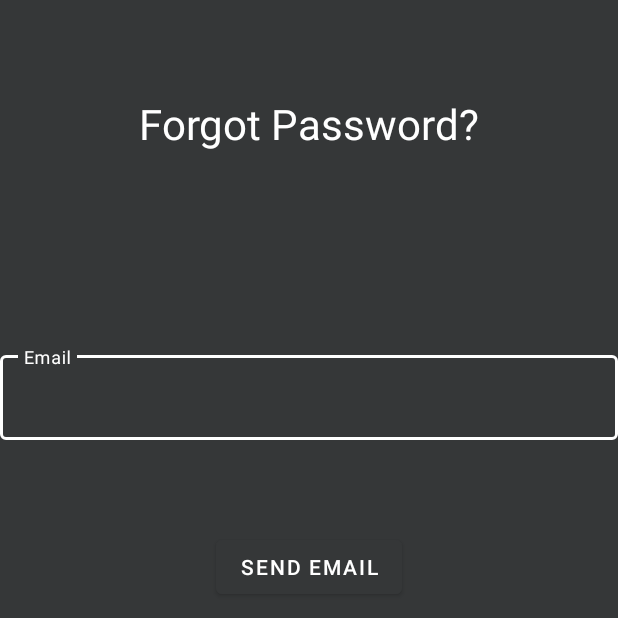
After one commit to BoBlaire/HomeSchoolApp, an Android app: the ForgotPassword screen opened directly, with no data from a screen before it, on a phone screen of 412 x 824 dp, the top half of it. The commit adds this screen. Run offline under Robolectric (Android 15) with nearby library versions, the phone set to English and light mode, and no system bars.

Commit message:
VTAW 4.2

```diff
--- a/app/src/main/AndroidManifest.xml
+++ b/app/src/main/AndroidManifest.xml
@@ -8,7 +8,7 @@
     <uses-permission android:name="android.permission.READ_EXTERNAL_STORAGE" />
     <uses-permission android:name="android.permission.BLUETOOTH" />
     <uses-permission android:name="android.permission.BLUETOOTH_ADMIN" />
-
+    <uses-permission android:name="android.permission.INTERNET" />
     <application
         android:allowBackup="true"
         android:icon="@mipmap/ic_launcher"
@@ -16,6 +16,9 @@
         android:roundIcon="@mipmap/ic_launcher_round"
         android:supportsRtl="true"
         android:theme="@style/Theme.GFGApp">
+        <activity
+            android:name=".ForgotPassword"
+            android:exported="false" />
         <activity
             android:name=".SignUp"
             android:exported="false" />
--- /dev/null
+++ b/app/src/main/java/com/example/gfgapp/ForgotPassword.java
@@ -0,0 +1,156 @@
+package com.example.gfgapp;
+
+import androidx.appcompat.app.AppCompatActivity;
+
+import android.annotation.SuppressLint;
+import android.content.Intent;
+import android.os.Bundle;
+import android.widget.Button;
+import android.widget.EditText;
+
+import android.content.Context;
+import android.os.Bundle;
+import android.os.Handler;
+import android.os.Looper;
+import android.util.Log;
+import android.view.View;
+import android.view.Window;
+import android.view.WindowManager;
+import android.widget.Button;
+import android.widget.EditText;
+import android.widget.Toast;
+
+import java.util.Random;
+
+public class ForgotPassword extends AppCompatActivity {
+    EditText email;
+    Button sendEmail;
+
+
+    EditText et_to, et_message, et_subject;
+    Button btn_send;
+    Context c;
+    String GMail = "1krackerapp@gmail.com"; //replace with you GMail
+    String GMailPass = "oskg pwzy huzb xycu"; // replace with you GMail Password
+
+    @SuppressLint("MissingInflatedId")
+    @Override
+    protected void onCreate(Bundle savedInstanceState) {
+        requestWindowFeature(Window.FEATURE_NO_TITLE); // for hiding title
+        getWindow().setFlags(WindowManager.LayoutParams.FLAG_FULLSCREEN, WindowManager.LayoutParams.FLAG_FULLSCREEN);
+        super.onCreate(savedInstanceState);
+        setContentView(R.layout.forgot_password);
+
+        email = findViewById(R.id.userEmail);
+        sendEmail = findViewById(R.id.sendEmail);
+
+        sendEmail.setOnClickListener(v -> {
+
+
+            String str_to = email.getText().toString();
+
+            if (!str_to.equals("")){
+
+
+                //Check if 'To:' field is a valid email
+                if (isValidEmail(str_to)){
+                    email.setError(null);
+
+
+                    new Handler(Looper.getMainLooper()).post(new Runnable() {
+                        @Override
+                        public void run() {
+
+                            Toast.makeText(c, "Sending... Please wait", Toast.LENGTH_LONG).show();
+                        }
+                    });
+                    sendEmail(str_to, "Password Reset", "This is your six digit code you will use to authenticate for use of resetting your password. \n\n Your code is: "+getRandomNumberString());
+                }else{
+                    new Handler(Looper.getMainLooper()).post(new Runnable() {
+                        @Override
+                        public void run() {
+
+                            email.setError("Not a valid email");
+                        }
+                    });
+                }
+
+
+            }else{
+                Toast.makeText(c, "There are empty fields.", Toast.LENGTH_LONG).show();
+            }
+
+
+        });
+
+
+
+
+
+
+
+        c = this;
+    }
+
+    public static String getRandomNumberString() {
+        // It will generate 6 digit random Number.
+        // from 0 to 999999
+        Random rnd = new Random();
+        int number = rnd.nextInt(999999);
+
+        // this will convert any number sequence into 6 character.
+        return String.format("%06d", number);
+    }
+
+
+    private void sendEmail(final String to, final String subject, final String message) {
+
+        new Thread(new Runnable() {
+
+            @Override
+            public void run() {
+                try {
+                    GMailSender sender = new GMailSender(GMail,
+                            GMailPass);
+                    sender.sendMail(subject,
+                            message,
+                            GMail,
+                            to);
+                    Log.w("sendEmail","Email successfully sent!");
+
+                    new Handler(Looper.getMainLooper()).post(new Runnable() {
+                        @Override
+                        public void run() {
+                            Toast.makeText(c, "Email successfully sent!", Toast.LENGTH_LONG).show();
+                        }
+                    });
+
+                } catch (final Exception e) {
+                    Log.e("sendEmail", e.getMessage(), e);
+
+                    new Handler(Looper.getMainLooper()).post(new Runnable() {
+                        @Override
+                        public void run() {
+                            Toast.makeText(c, "Email not sent. \n\n Error: " + e.getMessage().toString(), Toast.LENGTH_LONG).show();
+                        }
+                    });
+
+
+                }
+            }
+
+        }).start();
+    }
+
+
+    // Check if parameter 'emailAddress' is a valid email
+    public final static boolean isValidEmail(CharSequence emailAddress) {
+        if (emailAddress == null) {
+            return false;
+        } else {
+            return android.util.Patterns.EMAIL_ADDRESS.matcher(emailAddress).matches();
+        }
+    }
+
+
+}
--- /dev/null
+++ b/app/src/main/res/layout/forgot_password.xml
@@ -0,0 +1,61 @@
+<?xml version="1.0" encoding="utf-8"?>
+<androidx.constraintlayout.widget.ConstraintLayout xmlns:android="http://schemas.android.com/apk/res/android"
+    xmlns:app="http://schemas.android.com/apk/res-auto"
+    xmlns:tools="http://schemas.android.com/tools"
+    android:layout_width="match_parent"
+    android:layout_height="match_parent"
+    android:background="@color/background"
+    tools:context=".ForgotPassword">
+
+    <TextView
+        android:layout_width="wrap_content"
+        android:layout_height="wrap_content"
+        android:text="Forgot Password?"
+        android:textColor="@color/white"
+        android:textSize="28dp"
+        app:layout_constraintBottom_toBottomOf="parent"
+        app:layout_constraintEnd_toEndOf="parent"
+        app:layout_constraintStart_toStartOf="parent"
+        app:layout_constraintTop_toTopOf="parent"
+        app:layout_constraintVertical_bias="0.081" />
+
+    <com.google.android.material.textfield.TextInputLayout
+        android:id="@+id/email"
+        style="@style/Widget.MaterialComponents.TextInputLayout.OutlinedBox"
+        android:layout_width="match_parent"
+        android:layout_height="wrap_content"
+
+
+        app:layout_constraintBottom_toBottomOf="parent"
+        app:layout_constraintEnd_toEndOf="parent"
+        app:layout_constraintHorizontal_bias="0.0"
+        app:layout_constraintStart_toStartOf="parent"
+        app:layout_constraintTop_toTopOf="parent"
+        app:layout_constraintVertical_bias="0.304">
+
+        <com.google.android.material.textfield.TextInputEditText
+            android:id="@+id/userEmail"
+            android:layout_width="match_parent"
+            android:layout_height="wrap_content"
+            android:hint="Email"
+            android:inputType="textEmailAddress"
+            android:textColor="@color/white"
+            android:textColorHint="@color/light_gray" />
+    </com.google.android.material.textfield.TextInputLayout>
+
+
+    <Button
+       android:id="@+id/sendEmail"
+        android:layout_width="wrap_content"
+        android:layout_height="wrap_content"
+        android:backgroundTint="@color/background"
+        android:text="Send Email"
+        android:textColor="@color/white"
+        app:layout_constraintBottom_toBottomOf="parent"
+        app:layout_constraintEnd_toEndOf="parent"
+        app:layout_constraintStart_toStartOf="parent"
+        app:layout_constraintTop_toBottomOf="@+id/email"
+        app:layout_constraintVertical_bias="0.126" />
+
+
+</androidx.constraintlayout.widget.ConstraintLayout>
--- a/app/src/main/res/values/colors.xml
+++ b/app/src/main/res/values/colors.xml
@@ -11,5 +11,6 @@
     <color name="light_gray">#71797E</color>
     <color name="grayer">#353738</color>
     <color name="colorPrimaryDark">#FF4081</color>
+    <color name="colorPrimaryLight">#D1D1D1</color>
     <color name="background">#353738</color>
 </resources>
```
Also changed, not shown: app/build.gradle (+30 -0 lines), app/src/main/java/com/example/gfgapp/ByteArrayDataSource.java (added, +49 -0 lines), app/src/main/java/com/example/gfgapp/GMailSender.java (added, +70 -0 lines), app/src/main/java/com/example/gfgapp/JSSEProvider.java (added, +42 -0 lines), app/src/main/java/com/example/gfgapp/UserLogin.java (+24 -4 lines), app/src/main/res/layout/login.xml (+16 -1 lines), app/libs/additionnal.jar (added).
